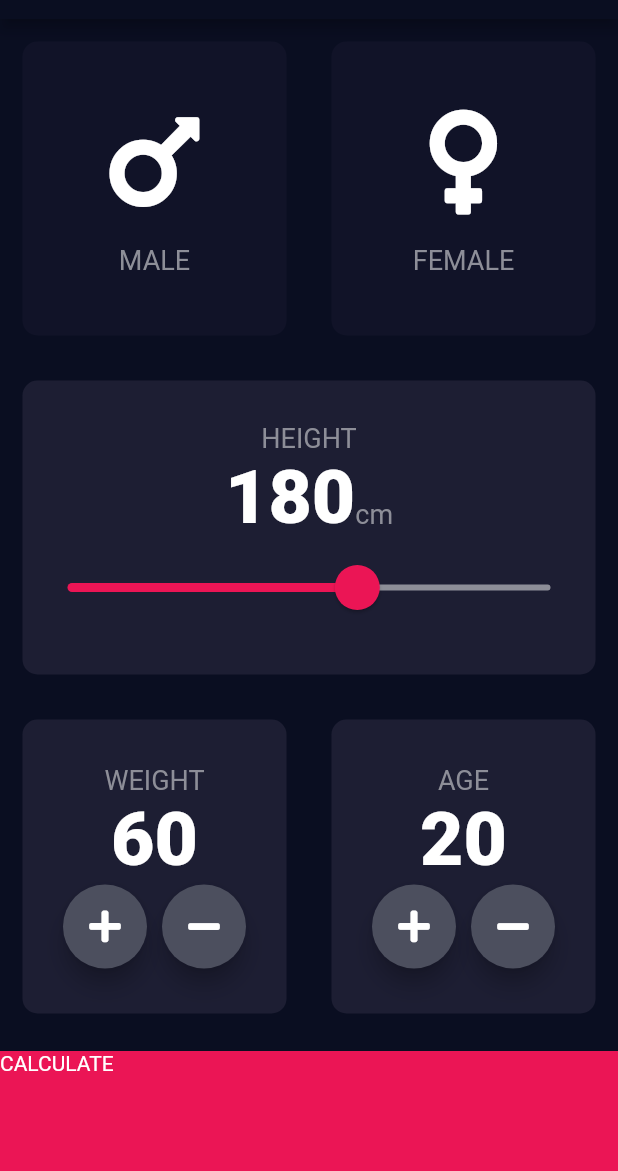
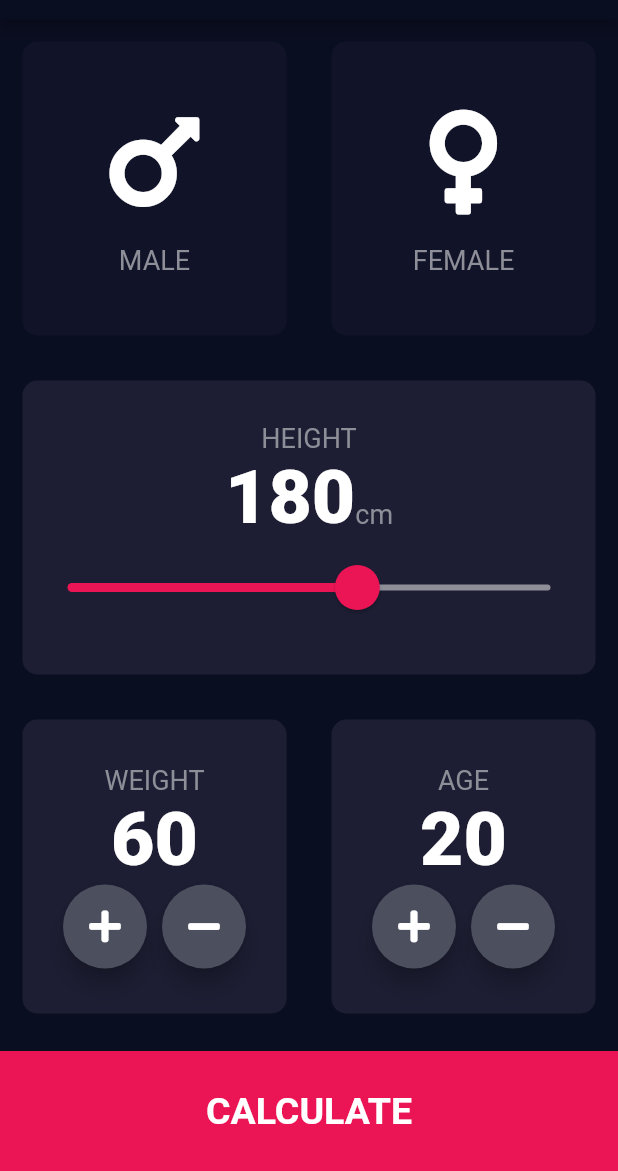
Before and after one commit to alaminsheikh01/BMI-Calculator-flutter-app, a Flutter app: the screen it shows after launch, on a phone screen of 412 x 824 dp, the part 65-1236 px from its top. Run offline on Flutter 3.47's test engine with Material 2 defaults, Android fonts, the phone set to English and light mode, and no system bars; our stand-ins replace font_awesome_flutter.

```diff
--- /dev/null
+++ b/lib/bottom_button.dart
@@ -0,0 +1,29 @@
+import 'package:flutter/material.dart';
+
+import 'constrants.dart';
+
+class BottomButton extends StatelessWidget {
+  final Function()? onTap;
+  final String buttonTitle;
+
+  BottomButton({this.onTap, required this.buttonTitle});
+  @override
+  Widget build(BuildContext context) {
+    return GestureDetector(
+      onTap: onTap,
+      child: Container(
+        child: Center(
+          child: Text(
+            buttonTitle,
+            style: KLargebuttonStyle,
+          ),
+        ),
+        color: Color(0xFFEB1555),
+        height: 80.0,
+        width: double.infinity,
+        margin: EdgeInsets.only(top: 10.0),
+        //padding: EdgeInsets.only(bottom: 20.0), // for Iphone.
+      ),
+    );
+  }
+}
--- a/lib/input_page.dart
+++ b/lib/input_page.dart
@@ -1,9 +1,12 @@
+import 'bottom_button.dart';
 import 'results_page.dart';
 import 'package:flutter/material.dart';
 import 'package:font_awesome_flutter/font_awesome_flutter.dart';
 import 'card.dart';
 import 'constrants.dart';
 import 'iconContent.dart';
+import 'round_icon_button.dart';
+import 'calculatro_brain.dart';
 
 enum Gender { male, female }
 
@@ -205,48 +208,25 @@ class _InputPageState extends State<InputPage> {
               )
             ],
           )),
-          GestureDetector(
+          BottomButton(
+            buttonTitle: 'CALCULATE',
             onTap: () {
+              CalculatorBrain calc =
+                  CalculatorBrain(height: height, weight: weight);
               Navigator.push(
                 context,
                 MaterialPageRoute(
-                  builder: (context) {
-                    return ResultPage();
-                  },
+                  builder: (context) => ResultPage(
+                    bmiResult: calc.calculateBMI(),
+                    resultText: calc.getResult(),
+                    interpretation: calc.getInterpretation(),
+                  ),
                 ),
               );
             },
-            child: Container(
-              child: Text('CALCULATE'),
-              color: Color(0xFFEB1555),
-              height: 80.0,
-              width: double.infinity,
-              margin: EdgeInsets.only(top: 10.0),
-            ),
-          )
+          ),
         ],
       ),
     );
   }
 }
-
-class RoundIconButton extends StatelessWidget {
-  final IconData? icon;
-  final Function()? onPressed;
-
-  RoundIconButton({this.icon, this.onPressed});
-  @override
-  Widget build(BuildContext context) {
-    return RawMaterialButton(
-      child: Icon(icon),
-      onPressed: onPressed,
-      elevation: 6.0,
-      constraints: BoxConstraints.tightFor(
-        width: 56.0,
-        height: 56.30,
-      ),
-      shape: CircleBorder(),
-      fillColor: Color(0xFF4C4F5E),
-    );
-  }
-}
--- /dev/null
+++ b/lib/round_icon_button.dart
@@ -0,0 +1,22 @@
+import 'package:flutter/material.dart';
+
+class RoundIconButton extends StatelessWidget {
+  final IconData? icon;
+  final Function()? onPressed;
+
+  RoundIconButton({this.icon, this.onPressed});
+  @override
+  Widget build(BuildContext context) {
+    return RawMaterialButton(
+      child: Icon(icon),
+      onPressed: onPressed,
+      elevation: 6.0,
+      constraints: BoxConstraints.tightFor(
+        width: 56.0,
+        height: 56.30,
+      ),
+      shape: CircleBorder(),
+      fillColor: Color(0xFF4C4F5E),
+    );
+  }
+}
```
Also changed, not shown: lib/calculatro_brain.dart (added, +34 -0 lines), lib/constrants.dart (+25 -0 lines), lib/results_page.dart (+58 -7 lines).
